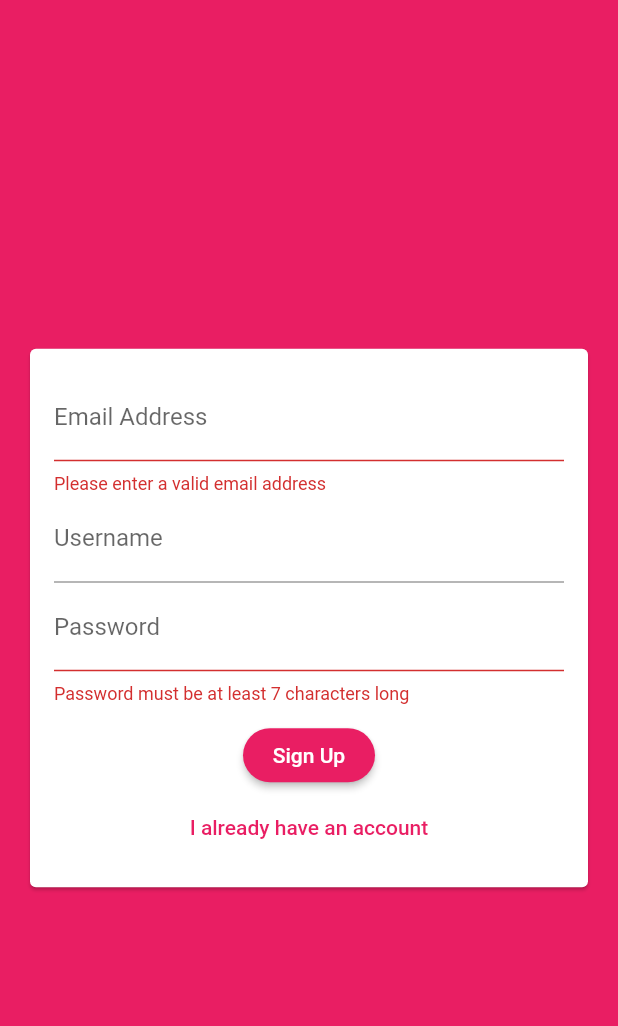
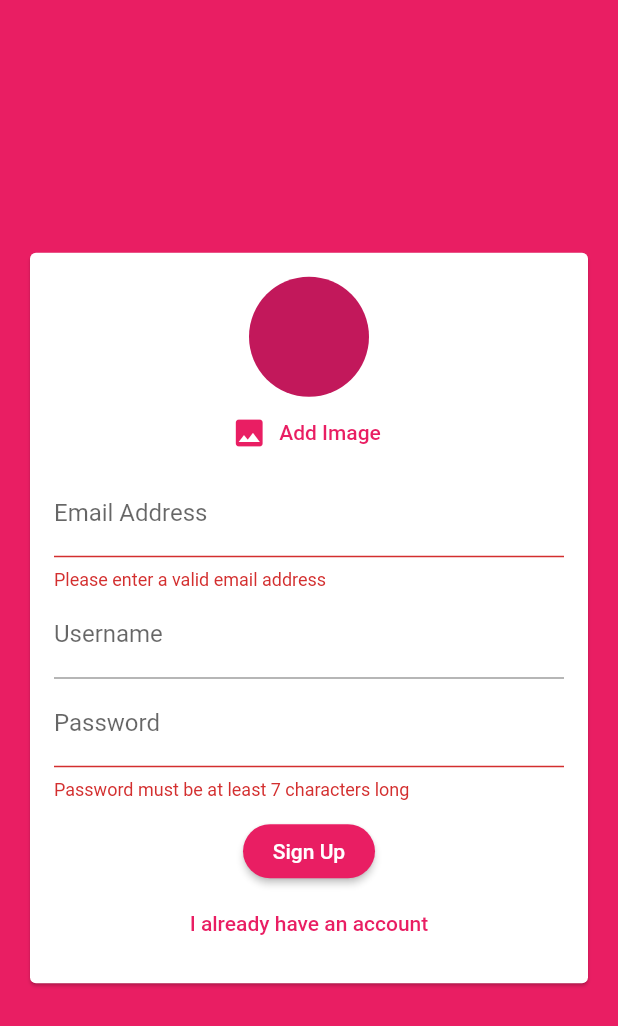
Before and after one commit to madhav0922/FlutterDev, a Flutter app: the screen it shows after launch, after a tap on "Login", after a tap on "Create New Account", on a phone screen of 412 x 824 dp. Shown: the top 1026 px of the screen. Run offline on Flutter 3.47's test engine with Material 2 defaults, Android fonts, the phone set to English and light mode, and no system bars; our stand-ins replace cloud_firestore, firebase_auth, firebase_core, firebase_messaging, firebase_storage, google_maps_flutter and 4 more; accounts and stored records are empty.

Commit message:
section - 14 complete

```diff
--- a/chat_app/lib/screens/auth_screen.dart
+++ b/chat_app/lib/screens/auth_screen.dart
@@ -1,6 +1,9 @@
+import 'dart:io';
+
 import 'package:cloud_firestore/cloud_firestore.dart';
 import 'package:flutter/material.dart';
 import 'package:firebase_auth/firebase_auth.dart';
+import 'package:firebase_storage/firebase_storage.dart';
 
 import '../widgets/auth/auth_form.dart';
 
@@ -17,6 +20,7 @@ class _AuthScreenState extends State<AuthScreen> {
     String email,
     String username,
     String password,
+    File image,
     bool isLogin,
     BuildContext ctx,
   ) async {
@@ -36,6 +40,18 @@ class _AuthScreenState extends State<AuthScreen> {
           password: password,
         );
       }
+      // storing image before everything else as we need a path
+      // to the stored file to add it with everything else.
+      // GETTING REFERENCE
+      final ref = FirebaseStorage.instance
+          .ref()
+          .child('user_image')
+          .child(userCredential.user.uid + '.jpg');
+
+      // now uploading
+      await ref.putFile(image);
+
+      final url = await ref.getDownloadURL();
 
       await FirebaseFirestore.instance
           .collection('users')
@@ -43,6 +59,7 @@ class _AuthScreenState extends State<AuthScreen> {
           .set({
         'username': username,
         'email': email,
+        'image_url': url,
       });
     } on FirebaseAuthException catch (err) {
       var message = 'An error occured, please check your credentials!';
--- a/chat_app/lib/widgets/auth/auth_form.dart
+++ b/chat_app/lib/widgets/auth/auth_form.dart
@@ -1,4 +1,7 @@
+import 'dart:io';
+
 import 'package:flutter/material.dart';
+import '../pickers/user_image_picker.dart';
 
 class AuthForm extends StatefulWidget {
   AuthForm(
@@ -11,6 +14,7 @@ class AuthForm extends StatefulWidget {
     String email,
     String username,
     String password,
+    File image,
     bool isLogin,
     BuildContext ctx,
   ) submitFn;
@@ -28,11 +32,26 @@ class _AuthFormState extends State<AuthForm> {
   var _userEmail = '';
   var _userName = '';
   var _userPassword = '';
+  File _userImageFile;
+
+  void _pickedImage(File image) {
+    _userImageFile = image;
+  }
 
   void _trySubmit() {
     final isValid = _formKey.currentState.validate();
     FocusScope.of(context).unfocus();
     // Removes keyboard away when submit is pressed.
+
+    if (_userImageFile == null && !_isLogin) {
+      Scaffold.of(context).showSnackBar(
+        SnackBar(
+          content: Text('PLease pick an Image'),
+          backgroundColor: Theme.of(context).errorColor,
+        ),
+      );
+      return;
+    }
 
     if (isValid) {
       _formKey.currentState.save();
@@ -46,6 +65,7 @@ class _AuthFormState extends State<AuthForm> {
         _userName.trim(),
         _userPassword.trim(),
         // trim() eliminates white spaces at start and end.
+        _userImageFile,
         _isLogin,
         context,
       );
@@ -65,6 +85,7 @@ class _AuthFormState extends State<AuthForm> {
               child: Column(
                 mainAxisSize: MainAxisSize.min,
                 children: [
+                  if (!_isLogin) UserImagePicker(_pickedImage),
                   TextFormField(
                     key: ValueKey('email'),
                     // solves the issue where password will jump
--- a/chat_app/lib/widgets/chat/messages.dart
+++ b/chat_app/lib/widgets/chat/messages.dart
@@ -30,6 +30,8 @@ class Messages extends StatelessWidget {
             itemCount: chatDocs.length,
             itemBuilder: (ctx, index) => MessageBubble(
               chatDocs[index]['text'],
+              chatDocs[index]['username'],
+              chatDocs[index]['userImage'],
               chatDocs[index]['userId'] == user.uid,
               key: ValueKey(chatDocs[index].documentID),
             ),
--- /dev/null
+++ b/chat_app/lib/widgets/pickers/user_image_picker.dart
@@ -0,0 +1,48 @@
+import 'dart:io';
+
+import 'package:flutter/material.dart';
+import 'package:image_picker/image_picker.dart';
+
+class UserImagePicker extends StatefulWidget {
+  final Function(File pickedImage) imagePickFn;
+
+  UserImagePicker(this.imagePickFn);
+
+  @override
+  _UserImagePickerState createState() => _UserImagePickerState();
+}
+
+class _UserImagePickerState extends State<UserImagePicker> {
+  File _pickedImageFile;
+  void _pickimage() async {
+    final picker = ImagePicker();
+    final pickedImage = await picker.getImage(
+      source: ImageSource.camera,
+      imageQuality: 50,
+      maxWidth: 150,
+    );
+    setState(() {
+      _pickedImageFile = File(pickedImage.path);
+    });
+    widget.imagePickFn(_pickedImageFile);
+  }
+
+  @override
+  Widget build(BuildContext context) {
+    return Column(
+      children: [
+        CircleAvatar(
+          radius: 40,
+          backgroundImage:
+              _pickedImageFile != null ? FileImage(_pickedImageFile) : null,
+        ),
+        FlatButton.icon(
+          textColor: Theme.of(context).primaryColor,
+          onPressed: _pickimage,
+          icon: Icon(Icons.image),
+          label: Text('Add Image'),
+        ),
+      ],
+    );
+  }
+}
--- a/chat_app/pubspec.yaml
+++ b/chat_app/pubspec.yaml
@@ -32,6 +32,9 @@ dependencies:
   cloud_firestore: ^0.14.3
   firebase_core: ^0.5.2
   firebase_auth: ^0.18.3
+  image_picker: ^0.6.7+14
+  firebase_storage: ^5.1.0
+  firebase_messaging: ^7.0.3
 
 dev_dependencies:
   flutter_test:
```
Also changed, not shown: chat_app/lib/screens/chat_screen.dart (+26 -1 lines), chat_app/lib/widgets/chat/message_bubble.dart (+58 -9 lines), chat_app/lib/widgets/chat/new_message.dart (+7 -1 lines), chat_app/pubspec.lock, 1 other file.
